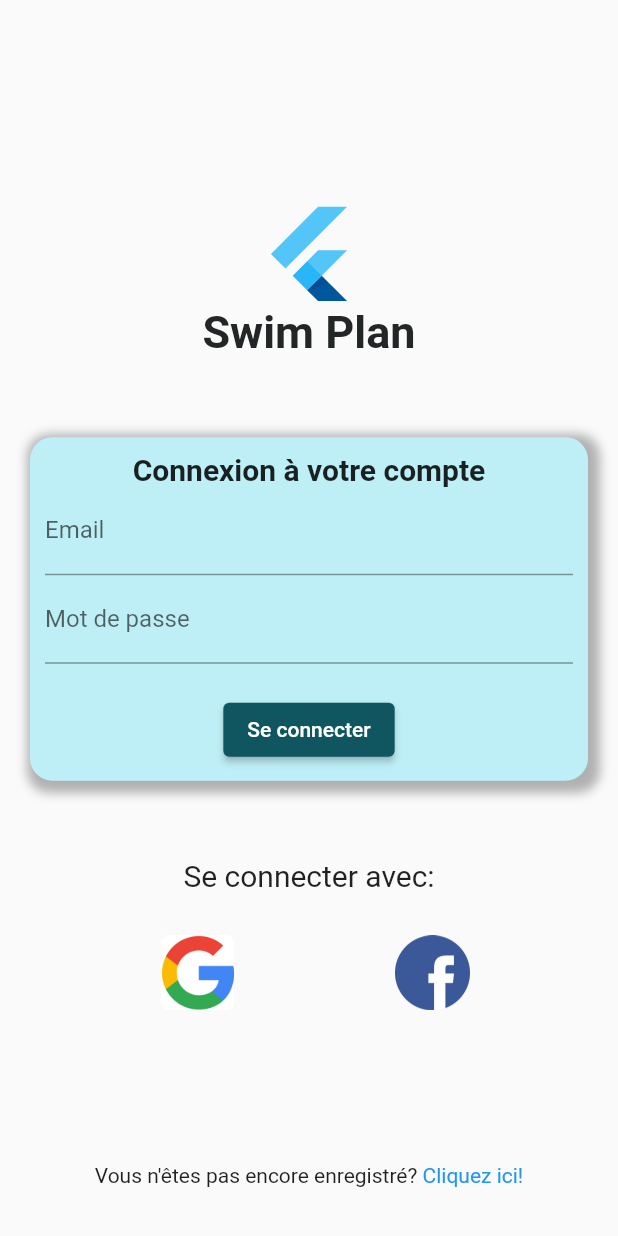
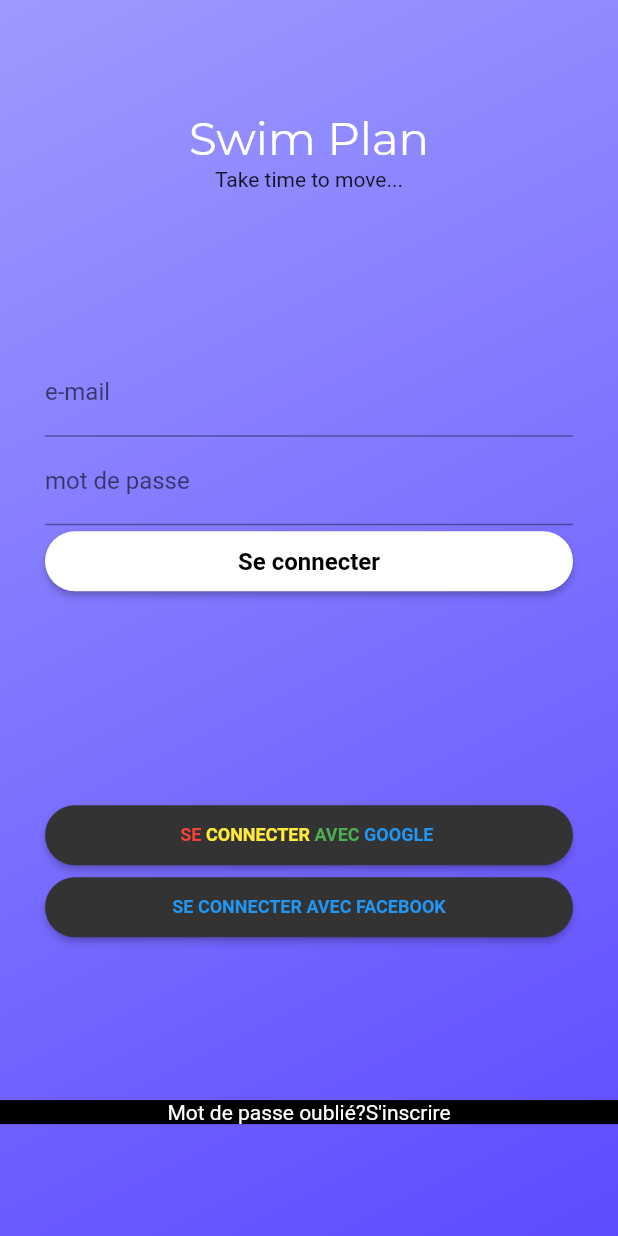
Before and after one commit to Nicoflt/swim-plan, a Flutter app: the screen it shows after launch, on a phone screen of 412 x 824 dp. Run offline on Flutter 3.47's test engine with Material 2 defaults, Android fonts, the phone set to English and light mode, and no system bars; our stand-ins replace cloud_firestore, firebase_auth, firebase_core, flutter_spinkit, google_sign_in; missing offline and left inert: cloud_firestore_web, firebase_auth_web, firebase_core_web, google_sign_in_web; accounts and stored records are empty; project files that could hold a hidden picture were left out.

Commit message:
commit sur 'master'

```diff
--- /dev/null
+++ b/lib/configuration/generated_plugin_registrant.dart
@@ -0,0 +1,21 @@
+//
+// Generated file. Do not edit.
+//
+
+// ignore_for_file: lines_longer_than_80_chars
+
+import 'package:cloud_firestore_web/cloud_firestore_web.dart';
+import 'package:firebase_auth_web/firebase_auth_web.dart';
+import 'package:firebase_core_web/firebase_core_web.dart';
+import 'package:google_sign_in_web/google_sign_in_web.dart';
+
+import 'package:flutter_web_plugins/flutter_web_plugins.dart';
+
+// ignore: public_member_api_docs
+void registerPlugins(Registrar registrar) {
+  FirebaseFirestoreWeb.registerWith(registrar);
+  FirebaseAuthWeb.registerWith(registrar);
+  FirebaseCoreWeb.registerWith(registrar);
+  GoogleSignInPlugin.registerWith(registrar);
+  registrar.registerMessageHandler();
+}
--- a/lib/main.dart
+++ b/lib/main.dart
@@ -1,6 +1,5 @@
 import 'package:flutter/material.dart';
 import 'package:swimplan/pages/wrapper.dart';
-import 'package:swimplan/pages/accueil.dart';
 import 'package:firebase_core/firebase_core.dart';
 
 void main() async {
--- a/lib/pages/connexion/sign_in.dart
+++ b/lib/pages/connexion/sign_in.dart
@@ -1,5 +1,4 @@
 import 'package:flutter/material.dart';
-import 'package:swimplan/constants.dart';
 import 'package:firebase_auth/firebase_auth.dart';
 import 'package:google_sign_in/google_sign_in.dart';
 import 'package:swimplan/pages/pages - accueil/profile.dart';
@@ -40,18 +39,29 @@ class _ConnectState extends State<Connect> {
   Widget build(BuildContext context) {
     return loading
         ? Loading()
-        : Scaffold(
+        : Container(
+            decoration: BoxDecoration(
+              gradient: LinearGradient(
+                begin: Alignment.topLeft,
+                end: Alignment.bottomRight,
+                colors: [
+                  Color(0xFF9C9AFF),
+                  Color(0xFF5D4BFF),
+                ],
+              ),
+            ),
+            child: Scaffold(
+              backgroundColor: Colors.transparent,
               resizeToAvoidBottomInset: false,
               body: Column(
                 mainAxisAlignment: MainAxisAlignment.spaceEvenly,
                 children: [
-                SizedBox(height: 20),
                   titleSection(),
                   signInSection(),
                   signInWithSection(),
-                SizedBox(height: 30),
                   signUpSection(),
                 ],
+              ),
             ),
           );
   }
@@ -60,17 +70,17 @@ class _ConnectState extends State<Connect> {
     return Container(
       child: Column(
         children: [
-          Padding(
-            padding: EdgeInsets.only(top: 50),
-            child: FlutterLogo(size: 70),
-          ),
           Text(
             "Swim Plan",
             style: TextStyle(
-              fontWeight: FontWeight.bold,
+              fontFamily: 'Lato',
               fontSize: 30,
-              color: kTextColor,
+              color: Colors.white,
             ),
+          ),
+          Text(
+            "Take time to move...",
+            style: TextStyle(),
           ),
         ],
       ),
@@ -97,41 +107,37 @@ class _ConnectState extends State<Connect> {
     return Container(
       decoration: BoxDecoration(
         borderRadius: BorderRadius.circular(15),
-        color: Color(0xFFbeeff6),
-        boxShadow: [
-          BoxShadow(
-            color: Colors.grey.withOpacity(0.8),
-            spreadRadius: 5,
-            blurRadius: 5,
-            offset: Offset(3, 3),
-          ),
-        ],
+        boxShadow: [],
       ),
       margin: EdgeInsets.all(20),
       padding: EdgeInsets.all(10),
       child: Column(
         children: [
-          Text(
-            "Connexion à votre compte",
-            style: TextStyle(
-              fontSize: 20,
-              fontWeight: FontWeight.bold,
-            ),
-          ),
           TextFormField(
-            decoration: InputDecoration(labelText: 'Email'),
+            decoration: InputDecoration(labelText: 'e-mail'),
             onChanged: (val) => email = val,
           ),
           TextFormField(
-            decoration: InputDecoration(labelText: 'Mot de passe'),
+            decoration: InputDecoration(labelText: 'mot de passe'),
             obscureText: true,
             onChanged: (val) => password = val,
           ),
-          Padding(
-            padding: EdgeInsets.only(top: 20),
-            child: ElevatedButton(
-              style: ElevatedButton.styleFrom(primary: Color(0xFF105660)),
-              child: Text('Se connecter'),
+          ElevatedButton(
+            style: ElevatedButton.styleFrom(
+              primary: Colors.white,
+              minimumSize: Size(double.infinity, 40),
+              shape: RoundedRectangleBorder(
+                borderRadius: BorderRadius.circular(30.0),
+              ),
+            ),
+            child: Text(
+              'Se connecter',
+              style: TextStyle(
+                color: Colors.black,
+                fontWeight: FontWeight.bold,
+                fontSize: 16,
+              ),
+            ),
             onPressed: () async {
               signInWithEmailAndPassword();
               if (FirebaseAuth.instance.currentUser != null) {
@@ -143,7 +149,6 @@ class _ConnectState extends State<Connect> {
               userGet();
             },
           ),
-          )
         ],
       ),
     );
@@ -169,20 +174,47 @@ class _ConnectState extends State<Connect> {
     }
 
     return Container(
+      margin: EdgeInsets.all(30),
       child: Column(
         children: [
-          Text("Se connecter avec:",
+          ElevatedButton(
+            style: ElevatedButton.styleFrom(
+              primary: Color(0xFF333333),
+              minimumSize: Size(double.infinity, 40),
+              shape: RoundedRectangleBorder(
+                borderRadius: BorderRadius.circular(30.0),
+              ),
+            ),
+            child: RichText(
+              text: TextSpan(
+                children: [
+                  TextSpan(
+                      text: 'SE ',
                       style: TextStyle(
-                fontSize: 20,
-              )),
-          Padding(
-            padding: EdgeInsets.only(top: 20),
-            child: Row(
-              mainAxisAlignment: MainAxisAlignment.spaceEvenly,
-              children: [
-                IconButton(
-                  icon: Image.asset('assets/images/google.png'),
-                  iconSize: 50,
+                          color: Colors.red,
+                          fontWeight: FontWeight.bold,
+                          fontSize: 12)),
+                  TextSpan(
+                      text: 'CONNECTER ',
+                      style: TextStyle(
+                          color: Colors.yellow,
+                          fontWeight: FontWeight.bold,
+                          fontSize: 12)),
+                  TextSpan(
+                      text: 'AVEC ',
+                      style: TextStyle(
+                          color: Colors.green,
+                          fontWeight: FontWeight.bold,
+                          fontSize: 12)),
+                  TextSpan(
+                      text: 'GOOGLE ',
+                      style: TextStyle(
+                          color: Colors.blue,
+                          fontWeight: FontWeight.bold,
+                          fontSize: 12)),
+                ],
+              ),
+            ),
             onPressed: () async {
               signInWithGoogle();
               setState(() {
@@ -202,9 +234,25 @@ class _ConnectState extends State<Connect> {
               }
             },
           ),
-                Image.asset('assets/images/facebook.png', height: 50),
-              ],
+          ElevatedButton(
+            style: ElevatedButton.styleFrom(
+              primary: Color(0xFF333333),
+              minimumSize: Size(double.infinity, 40),
+              shape: RoundedRectangleBorder(
+                borderRadius: BorderRadius.circular(30.0),
               ),
+            ),
+            child: Text(
+              'SE CONNECTER AVEC FACEBOOK',
+              style: TextStyle(
+                color: Colors.blue,
+                fontWeight: FontWeight.bold,
+                fontSize: 12,
+              ),
+            ),
+            onPressed: () async {
+              // AJOUTER FONCTIONNALITE DE CONNEXION AVEC FACEBOOK
+            },
           ),
         ],
       ),
@@ -213,12 +261,13 @@ class _ConnectState extends State<Connect> {
 
   Widget signUpSection() {
     return Container(
+      decoration: BoxDecoration(color: Colors.black),
       child: Row(
         mainAxisAlignment: MainAxisAlignment.center,
         children: [
-          Text("Vous n'êtes pas encore enregistré? "),
+          Text("Mot de passe oublié?", style: TextStyle(color: Colors.white)),
           InkWell(
-            child: Text("Cliquez ici!", style: TextStyle(color: Colors.blue)),
+            child: Text("S'inscrire", style: TextStyle(color: Colors.white)),
             onTap: () {
               widget.changePage();
             },
--- a/lib/pages/pages - accueil/profile.dart
+++ b/lib/pages/pages - accueil/profile.dart
@@ -22,9 +22,11 @@ class _ProfileState extends State<Profile> {
         mainAxisAlignment: MainAxisAlignment.center,
         children: [
           ElevatedButton(
-              onPressed: () {},
+              onPressed: () {
+                print(userName);
+              },
               child: Text("Utilisateur actuellement connecté")),
-          Text(userName + " est connecté!"),
+          Text("L'utilisateur est connecté!"),
           OutlinedButton(
             child:
                 Text("Se déconnecter", style: TextStyle(color: Colors.black)),
--- a/pubspec.yaml
+++ b/pubspec.yaml
@@ -65,7 +65,7 @@ flutter:
   # list giving the asset and other descriptors for the font. For
   # example:
   fonts:
-     - family: Montserrat
+     - family: Lato
        fonts:
          - asset: assets/fonts/Montserrat-Regular.ttf
   #         weight: 700
```
Also changed, not shown: assets/images/facebook.png, assets/images/google.png, lib/configuration/constants.dart (renamed from lib/constants.dart), lib/configuration/size_config.dart (renamed from lib/size_config.dart). Lines whose indentation alone changed are shown as unchanged.
